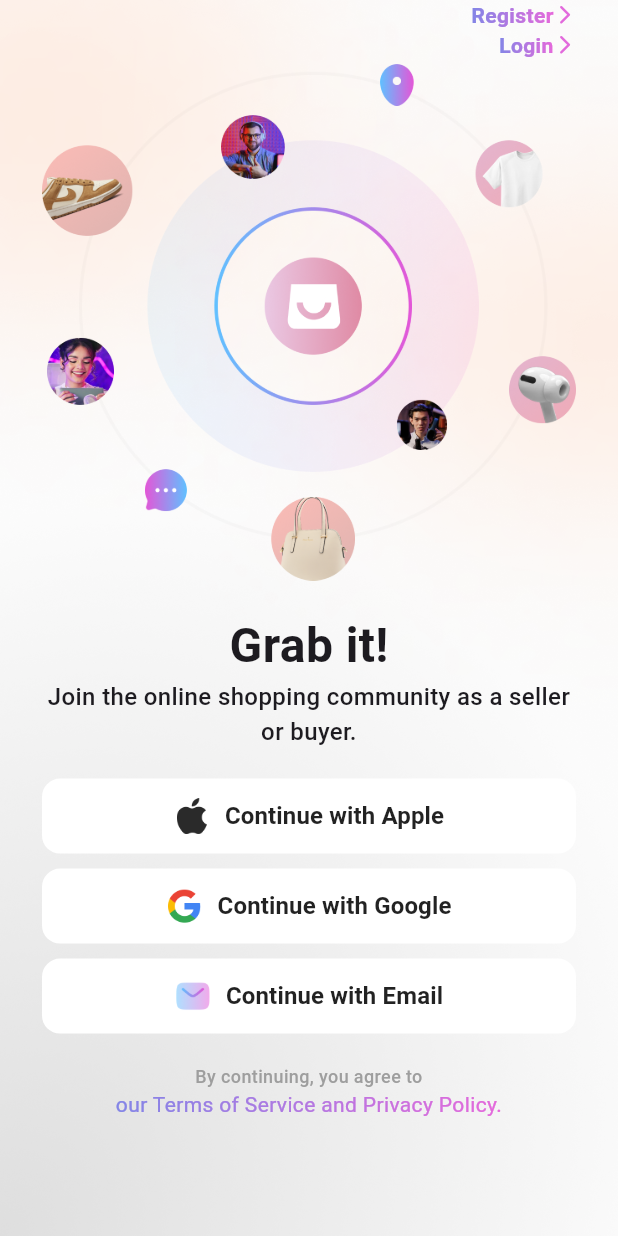
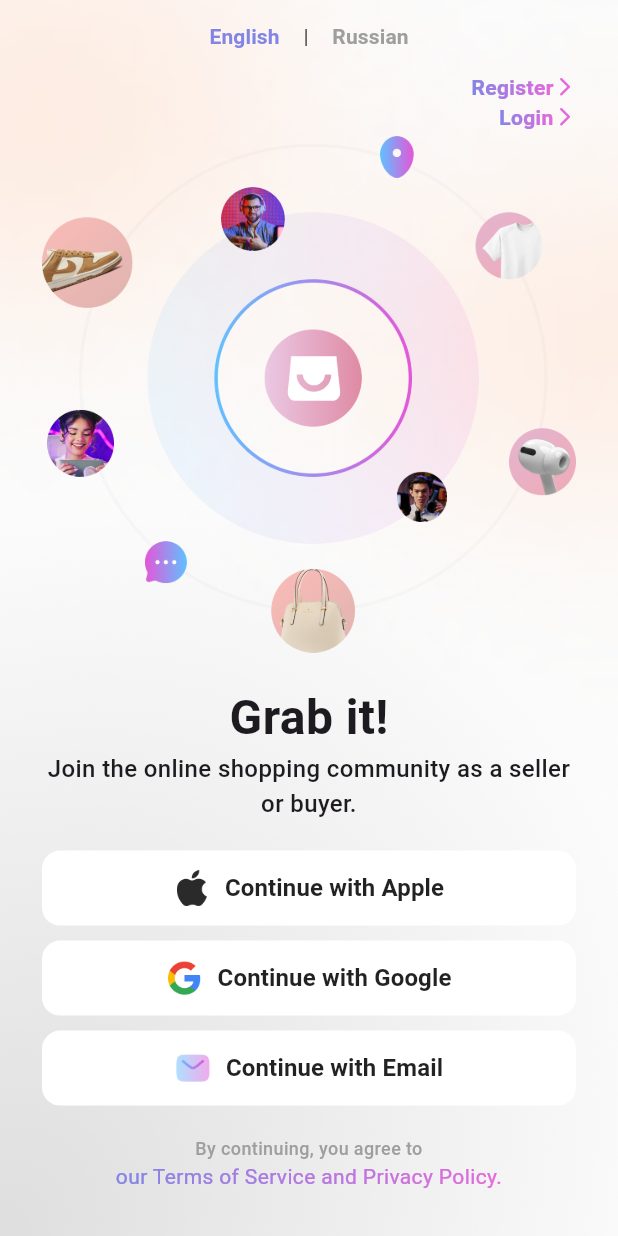
Before and after one commit to aroobaasif001/live_app, a Flutter app: the SocialsLoginScreen screen opened directly, on a phone screen of 412 x 824 dp. Run offline on Flutter 3.47's test engine with Material 3 defaults, Android fonts, the phone set to English and light mode, and no system bars; drawn by our look-alikes of simple_gradient_text; our stand-ins replace audioplayers, buttons_tabbar, camera, cloud_firestore, emoji_picker_flutter, file_picker and 18 more; missing offline and left inert: agora_rtc_engine, firebase_app_check, responsive_grid_list; accounts and stored records are empty; Roboto replaces fonts that are missing (Gilroy, Montserrat Alternates, MontserratAlternates).

Commit message:
only auth screens localization english to russian

```diff
--- a/lib/main.dart
+++ b/lib/main.dart
@@ -53,7 +53,7 @@ class MyApp extends StatelessWidget {
         return GetMaterialApp(
           debugShowCheckedModeBanner: false,
           title: 'Live App',
-          home: SocialsLoginScreen(),
+          home: InterestsScreen(),
           translations: TranslationsApp(),
           locale: Get.deviceLocale ?? const Locale('en'), // Ensure fallback for null device locale
           fallbackLocale: const Locale('en'),
--- a/lib/view/auth/socials_login_screen.dart
+++ b/lib/view/auth/socials_login_screen.dart
@@ -26,6 +26,37 @@ class SocialsLoginScreen extends StatelessWidget {
               padding: const EdgeInsets.symmetric(horizontal: 28),
               child: Column(
                 children: [
+                  Row(
+                    mainAxisAlignment: MainAxisAlignment.center,
+                    children: [
+                      Obx(() => TextButton(
+                        onPressed: () => translationController.updateLanguage('en'),
+                        child: Text(
+                          'English',
+                          style: TextStyle(
+                            color: translationController.selectedLanguage.value == 'English'
+                                ? purpleColor
+                                : Colors.grey,
+                            fontWeight: FontWeight.bold,
+                          ),
+                        ),
+                      )),
+                      Text(' | '),
+                      Obx(() => TextButton(
+                        onPressed: () => translationController.updateLanguage('ru'),
+                        child: Text(
+                          'Russian',
+                          style: TextStyle(
+                            color: translationController.selectedLanguage.value == 'Russian'
+                                ? purpleColor
+                                : Colors.grey,
+                            fontWeight: FontWeight.bold,
+                          ),
+                        ),
+                      )),
+                    ],
+                  ),
+
                   /// Register
                   GestureDetector(
                     onTap: () {
```
Also changed, not shown: lib/view/auth/interests_screen.dart (+85 -46 lines).
